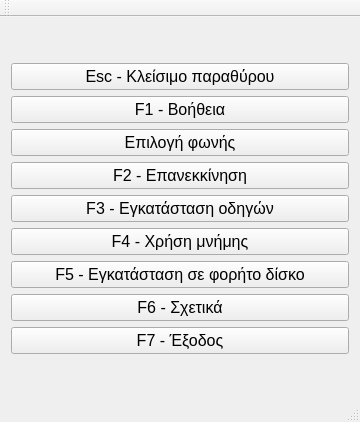
Qt form src/mainwindow.ui (nstrikos/Emily) before a commit.
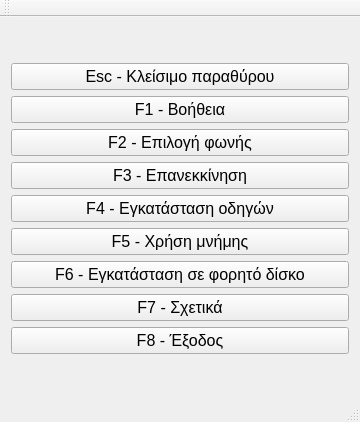
The same form after that commit.

```diff
--- a/src/mainwindow.ui
+++ b/src/mainwindow.ui
@@ -61,7 +61,7 @@
          </font>
         </property>
         <property name="text">
-         <string>Επιλογή φωνής</string>
+         <string>F2 - Επιλογή φωνής</string>
         </property>
        </widget>
       </item>
@@ -73,7 +73,7 @@
          </font>
         </property>
         <property name="text">
-         <string>F2 - Επανεκκίνηση</string>
+         <string>F3 - Επανεκκίνηση</string>
         </property>
        </widget>
       </item>
@@ -85,7 +85,7 @@
          </font>
         </property>
         <property name="text">
-         <string>F3 - Εγκατάσταση οδηγών</string>
+         <string>F4 - Εγκατάσταση οδηγών</string>
         </property>
        </widget>
       </item>
@@ -97,7 +97,7 @@
          </font>
         </property>
         <property name="text">
-         <string>F4 - Χρήση μνήμης</string>
+         <string>F5 - Χρήση μνήμης</string>
         </property>
        </widget>
       </item>
@@ -109,7 +109,7 @@
          </font>
         </property>
         <property name="text">
-         <string>F5 - Εγκατάσταση σε φορήτο δίσκο</string>
+         <string>F6 - Εγκατάσταση σε φορητό δίσκο</string>
         </property>
        </widget>
       </item>
@@ -121,7 +121,7 @@
          </font>
         </property>
         <property name="text">
-         <string>F6 - Σχετικά</string>
+         <string>F7 - Σχετικά</string>
         </property>
        </widget>
       </item>
@@ -133,7 +133,7 @@
          </font>
         </property>
         <property name="text">
-         <string>F7 - Έξοδος</string>
+         <string>F8 - Έξοδος</string>
         </property>
        </widget>
       </item>
```
Left out of the diff: 1 changed line with no effect on the pictures.
